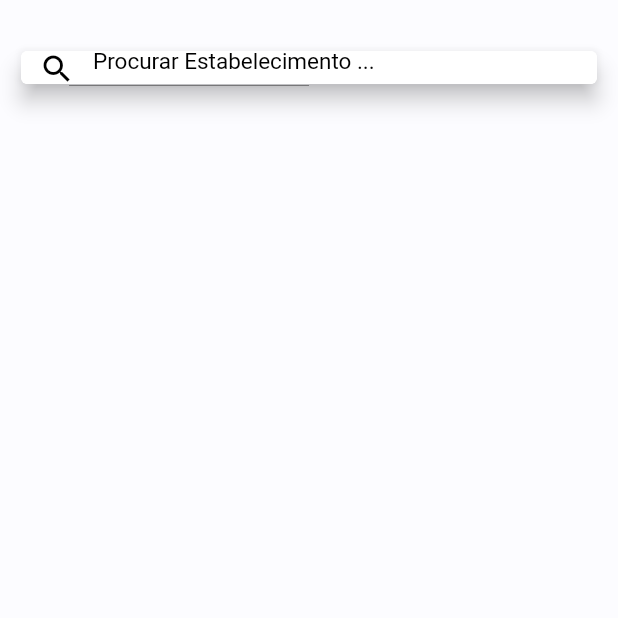
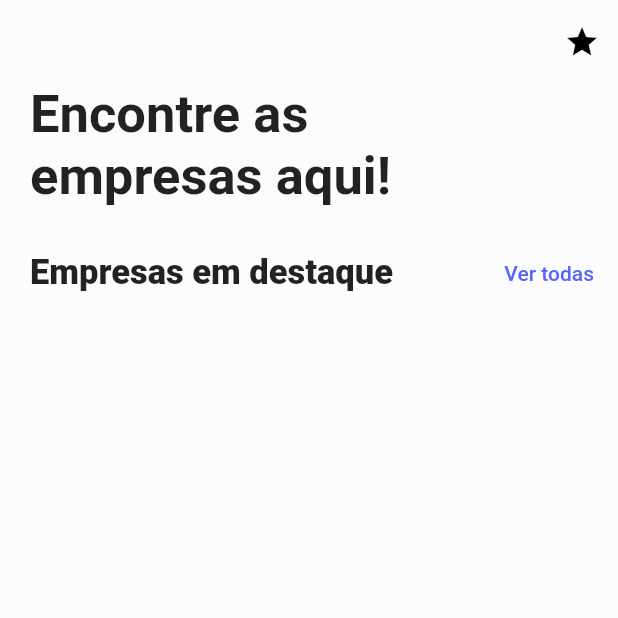
Before and after one commit to shinoda-labs/Encontre-Ai, a Flutter app: the screen it shows after launch, on a phone screen of 412 x 824 dp, the top half of it. Run offline on Flutter 3.47's test engine with Material 2 defaults, Android fonts, the phone set to English and light mode, and no system bars.

Commit message:
Alteração da tela inicial

```diff
--- a/lib/screen/home.dart
+++ b/lib/screen/home.dart
@@ -1,4 +1,5 @@
 import 'package:flutter/material.dart';
+import 'package:encontre_ai/utils/emrpesas.dart';
 
 class Home extends StatefulWidget {
   @override
@@ -11,41 +12,59 @@ class _HomeState extends State<Home> {
   @override
   Widget build(BuildContext context) {
     return Scaffold(
-      appBar: PreferredSize(
-        child: Padding(
-          padding: EdgeInsets.only(top: 30.0, left: 10.0, right: 10.0),
-          child: Card(
-            elevation: 6.0,
-            child: Container(
-              decoration: BoxDecoration(
-                  color: Colors.white,
-                  borderRadius: BorderRadius.all(Radius.circular(5.0))),
-              child: TextField(
-                style: TextStyle(fontSize: 15.0, color: Colors.black),
-                decoration: InputDecoration(
-                    contentPadding: EdgeInsets.all(10.0),
-                    border: OutlineInputBorder(
-                        borderRadius: BorderRadius.circular(5.0),
-                        borderSide: BorderSide(color: Colors.white)),
-                    enabledBorder: OutlineInputBorder(
-                      borderSide: BorderSide(color: Colors.white),
-                      borderRadius: BorderRadius.circular(5.0),
-                    ),
-                    hintText: 'Procurar Estabelecimento ...',
-                    prefixIcon: Icon(Icons.search, color: Colors.black),
-                    //suffixIcon: Icon(Icons.filter_list, color: Colors.black),
-                    suffix:
-                        FlatButton(child: Text('Pesquisar'), onPressed: () {}),
-                    hintStyle: TextStyle(fontSize: 15.0, color: Colors.black)),
-                maxLines: 1,
-                controller: _searchController,
-              ),
+      appBar: AppBar(
+        elevation: 0.0,
+        actions: <Widget>[
+          IconButton(
+            icon: Icon(Icons.star),
+            onPressed: () {},
+          )
+        ],
+      ),
+      body: ListView(
+        padding: EdgeInsets.only(left: 20),
+        children: <Widget>[
+          Padding(
+            padding: EdgeInsets.only(right: 20),
+            child: Text(
+              "Encontre as\nempresas aqui!",
+              style: TextStyle(fontSize: 35, fontWeight: FontWeight.bold),
             ),
           ),
-        ),
-        preferredSize: Size(MediaQuery.of(context).size.width, 60.0),
+          SizedBox(height: 20.0),
+          Row(
+            mainAxisAlignment: MainAxisAlignment.spaceBetween,
+            children: <Widget>[
+              Text(
+                "Empresas em destaque",
+                style: TextStyle(fontSize: 23, fontWeight: FontWeight.w800),
+              ),
+              FlatButton(
+                child: Text(
+                  "Ver todas",
+                  style: TextStyle(color: Theme.of(context).accentColor),
+                ),
+                onPressed: () {},
+              )
+            ],
+          ),
+          SizedBox(height: 10.0),
+          Container(
+            height: MediaQuery.of(context).size.height / 2.4,
+            width: MediaQuery.of(context).size.width,
+            child: ListView.builder(
+              primary: false,
+              shrinkWrap: true,
+              scrollDirection: Axis.horizontal,
+              itemCount: empresas == null ? 0 : empresas.length,
+              itemBuilder: (BuildContext context, int index) {
+                return Container();
+              },
+            ),
+          ),
+          SizedBox(height: 10.0)
+        ],
       ),
-      body: Container(),
     );
   }
 }
--- /dev/null
+++ b/lib/utils/emrpesas.dart
@@ -0,0 +1,38 @@
+List empresas = [
+  {
+    "img": "assets/img1.jpeg",
+    "title": "Happy Jones",
+    "address": "1278 Loving Acres RoadKansas City, MO 64110",
+    "rating": "4.5"
+  },
+  {
+    "img": "assets/img2.jpeg",
+    "title": "Uncle Boons",
+    "address": "1278 Loving Acres RoadKansas City, MO 64110",
+    "rating": "4.5"
+  },
+  {
+    "img": "assets/img3.jpeg",
+    "title": "Happy Jones",
+    "address": "1278 Loving Acres RoadKansas City, MO 64110",
+    "rating": "4.5"
+  },
+  {
+    "img": "assets/img4.jpeg",
+    "title": "Uncle Boons",
+    "address": "1278 Loving Acres RoadKansas City, MO 64110",
+    "rating": "4.5"
+  },
+  {
+    "img": "assets/img5.jpeg",
+    "title": "Happy Jones",
+    "address": "1278 Loving Acres RoadKansas City, MO 64110",
+    "rating": "4.5"
+  },
+  {
+    "img": "assets/img6.jpeg",
+    "title": "Happy Jones",
+    "address": "1278 Loving Acres RoadKansas City, MO 64110",
+    "rating": "4.5"
+  }
+];
```
Also changed, not shown: pubspec.yaml (+8 -0 lines), assets/img1.jpg (added), assets/img2.jpg (added), assets/img3.jpg (added), assets/img4.jpg (added), assets/img5.jpg (added), assets/img6.jpg (added), assets/img7.jpg (added).
